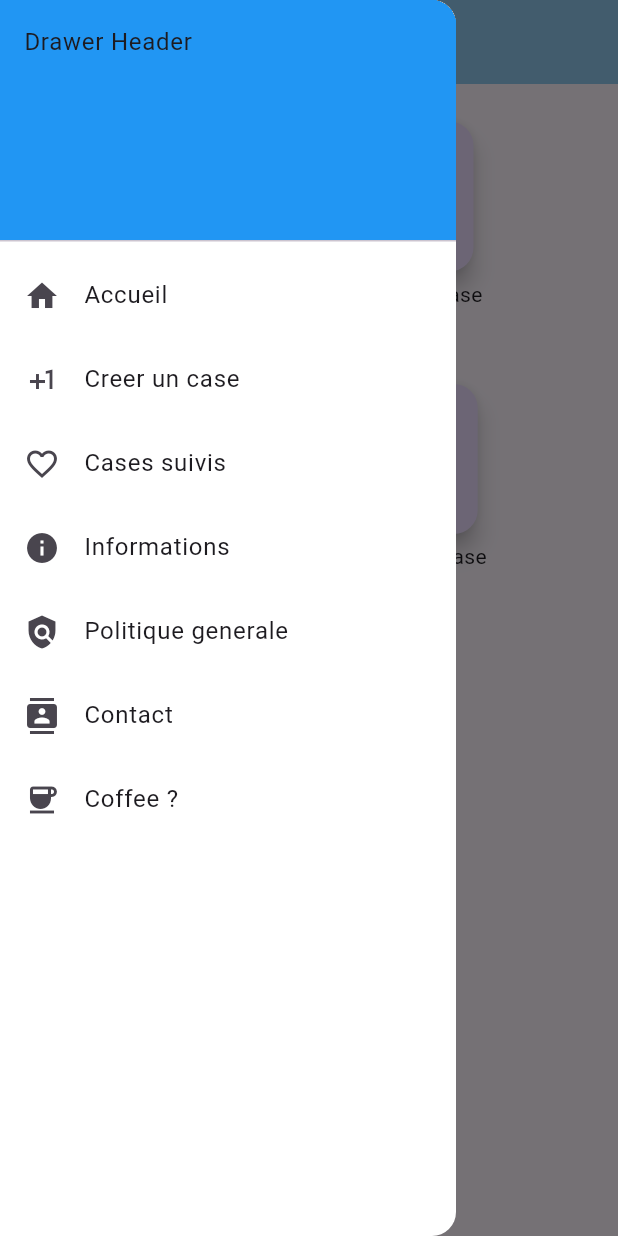
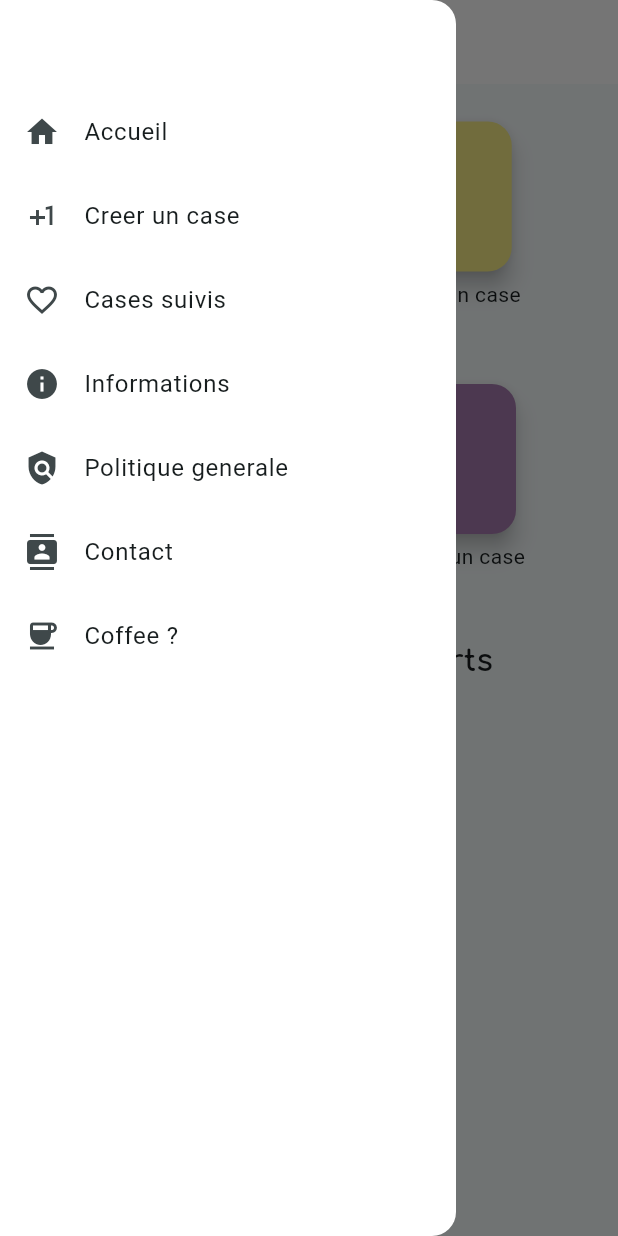
Before and after one commit to Corentin-W/Rainbow, a Flutter app: the screen it shows once a user with an empty profile is signed in, with the side drawer open, on a phone screen of 412 x 824 dp. Run offline on Flutter 3.47's test engine with Material 2 defaults, Android fonts, the light colour scheme and no system bars; our stand-ins replace cloud_firestore, firebase_auth, firebase_core, flutter_dotenv, flutter_signin_button, google_fonts and 2 more; missing offline and left inert: flutter_google_places_hoc081098, google_maps_webservice; accounts and stored records are empty.

Commit message:
v2 simba tete de con

```diff
--- a/lib/controllers/home.dart
+++ b/lib/controllers/home.dart
@@ -19,40 +19,48 @@ class _HomeState extends State<Home> {
     return Scaffold(
         appBar: AppBar(
           centerTitle: true,
-          title: const Text(
-            'Rainbow',
+          title: Column(
+            children: [
+              globals.getRainbowLogo(height: 80, width: 100, withName: false),
+              SizedBox(height: 10)
+            ],
           ),
-          backgroundColor: const Color.fromARGB(255, 143, 201, 238),
+          backgroundColor: Color.fromARGB(255, 255, 255, 255),
         ),
         drawer: DrawerGlobal(contextFrom: context),
         body: SingleChildScrollView(
           physics: const BouncingScrollPhysics(),
-          child: homePage(),
+          child: homePage(context: context),
         ));
   }
 
-  homePage() {
+  homePage({required BuildContext context}) {
+    Globals globals = Globals();
     return Center(
       child: SizedBox(
-        height: 600,
-        width: 300,
+        width: MediaQuery.of(context).size.width - 10,
+        height: MediaQuery.of(context).size.height - 10,
         child: Column(
           mainAxisSize: MainAxisSize.max,
           children: [
             actionsButton(),
             actionsButton2(),
             const SizedBox(height: 20),
-            lastCases()
+            globals.textWithRainbowPolice(
+                textData: 'Derniers cases ouverts',
+                weight: FontWeight.w700,
+                align: TextAlign.center,
+                size: 20),
+            lastCases(context: context),
           ],
         ),
       ),
     );
   }
 
-  lastCases() {
+  lastCases({required BuildContext context}) {
     return SizedBox(
-      width: 300,
-      height: 300,
+      height: 180,
       child: StreamBuilder<QuerySnapshot<Map<String, dynamic>>>(
         stream: FirebaseFirestore.instance.collection('cases').snapshots(),
         builder: (context, snapshot) {
@@ -60,15 +68,21 @@ class _HomeState extends State<Home> {
             return const CircularProgressIndicator();
           }
 
-          return ListView(
+          return Expanded(
+            child: ListView(
+              shrinkWrap: true,
               scrollDirection: Axis.horizontal,
               children: snapshot.data!.docs.map((doc) {
                 return Card(
+                  child: SizedBox(
+                    width: 150,
                     child: ListTile(
-                  title: Text(doc.data()['cheveux']),
+                      title: Text(doc.data()['prenom']),
+                    ),
                   ),
                 );
               }).toList(),
+            ),
           );
         },
       ),
@@ -104,6 +118,7 @@ class _HomeState extends State<Home> {
           height: 100,
           width: 100,
           child: FloatingActionButton(
+            backgroundColor: Color.fromARGB(255, 255, 79, 79),
             heroTag: 'addButton',
             onPressed: () {
               Navigator.push(context,
@@ -125,6 +140,7 @@ class _HomeState extends State<Home> {
           height: 100,
           width: 100,
           child: FloatingActionButton(
+            backgroundColor: const Color.fromARGB(255, 246, 235, 133),
             heroTag: 'searchButton',
             onPressed: () {
               Navigator.push(context,
@@ -146,6 +162,7 @@ class _HomeState extends State<Home> {
           height: 100,
           width: 100,
           child: FloatingActionButton(
+            backgroundColor: const Color.fromARGB(255, 157, 211, 255),
             heroTag: 'favoriteButton',
             onPressed: () {},
             child: const Icon(Icons.favorite),
@@ -164,6 +181,7 @@ class _HomeState extends State<Home> {
           height: 100,
           width: 100,
           child: FloatingActionButton(
+            backgroundColor: Color.fromARGB(255, 166, 122, 174),
             heroTag: 'settingsButton',
             onPressed: () {},
             child: const Icon(Icons.settings),
--- a/lib/globals/drawer.dart
+++ b/lib/globals/drawer.dart
@@ -12,20 +12,15 @@ class DrawerGlobal extends StatelessWidget {
       child: ListView(
         padding: EdgeInsets.zero,
         children: [
-          const DrawerHeader(
-            decoration: BoxDecoration(
-              color: Colors.blue,
-            ),
-            child: Text('Drawer Header'),
-          ),
+          SizedBox(height: 60),
           ListTile(
             leading: const Icon(
               Icons.home,
             ),
             title: const Text('Accueil'),
             onTap: () {
-              Navigator.push(
-                  context, MaterialPageRoute(builder: (context) => const Home()));
+              Navigator.push(context,
+                  MaterialPageRoute(builder: (context) => const Home()));
             },
           ),
           ListTile(
--- a/lib/main.dart
+++ b/lib/main.dart
@@ -23,16 +23,13 @@ class MyApp extends StatelessWidget {
   @override
   Widget build(BuildContext context) {
     return MaterialApp(
-      localizationsDelegates: const [
-         GlobalMaterialLocalizations.delegate
-       ],
-       supportedLocales: const [
-          Locale('fr')
-       ],
+      localizationsDelegates: const [GlobalMaterialLocalizations.delegate],
+      supportedLocales: const [Locale('fr')],
       debugShowCheckedModeBanner: false,
       title: 'Rainbow',
       theme: ThemeData(
-        colorScheme: ColorScheme.fromSeed(seedColor: Colors.deepPurple),
+        colorScheme: ColorScheme.fromSeed(
+            seedColor: const Color.fromARGB(255, 255, 255, 255)),
         useMaterial3: true,
       ),
       darkTheme: ThemeData.dark(),
```
Lines whose indentation alone changed are shown as unchanged.
